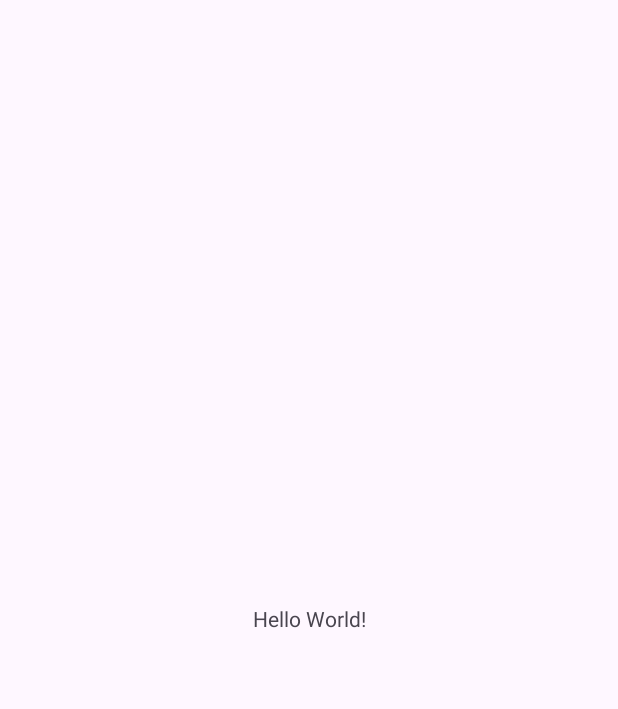
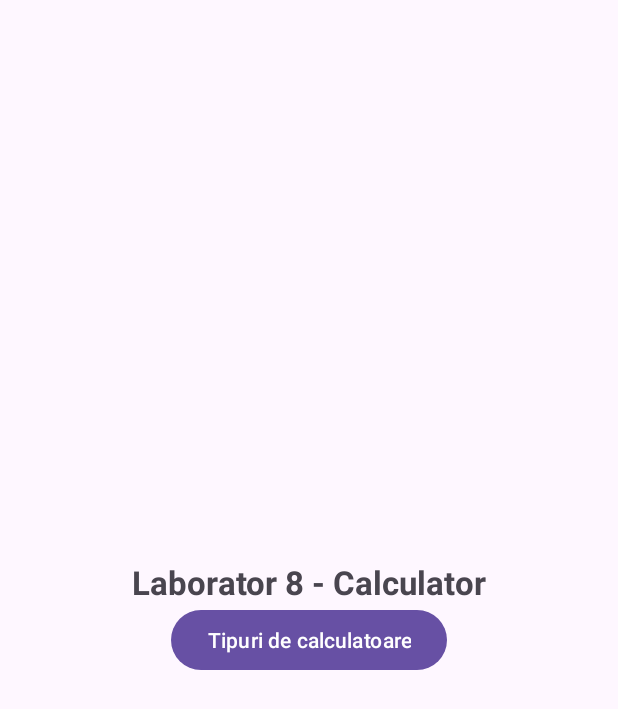
Before and after one commit to miua-source/Miu_Ana_ActivitateDAM2026, an Android app: the screen it shows after launch (MainActivity), on a phone screen of 412 x 824 dp. Before the commit the part shown is almost empty. Shown: the top 709 px of the screen. Run offline under Robolectric (Android 15) with nearby library versions, the phone set to English and light mode, and no system bars.

Commit message:
Laborator 8 final

```diff
--- a/Laborator6/app/src/main/java/com/example/laborator6/ImagineAdapter.java
+++ b/Laborator6/app/src/main/java/com/example/laborator6/ImagineAdapter.java
@@ -48,7 +48,11 @@ public class ImagineAdapter extends BaseAdapter {
 
         ImaginiDomeniu imagine = imagini.get(i);
 
-        imagineIV.setImageBitmap(imagine.getImagine());
+        if (imagine.getImagine() != null) {
+            imagineIV.setImageBitmap(imagine.getImagine());
+        } else {
+            imagineIV.setImageResource(android.R.drawable.ic_menu_gallery);
+        }
         textAfisatTV.setText(imagine.getTextAfisat());
 
         return v;
--- a/Laborator6/app/src/main/java/com/example/laborator6/MainActivity.java
+++ b/Laborator6/app/src/main/java/com/example/laborator6/MainActivity.java
@@ -1,6 +1,8 @@
 package com.example.laborator6;
 
 import android.os.Bundle;
+import android.content.Intent;
+import android.widget.Button;
 
 import androidx.activity.EdgeToEdge;
 import androidx.appcompat.app.AppCompatActivity;
@@ -15,10 +17,18 @@ public class MainActivity extends AppCompatActivity {
         super.onCreate(savedInstanceState);
         EdgeToEdge.enable(this);
         setContentView(R.layout.activity_main);
+
         ViewCompat.setOnApplyWindowInsetsListener(findViewById(R.id.main), (v, insets) -> {
             Insets systemBars = insets.getInsets(WindowInsetsCompat.Type.systemBars());
             v.setPadding(systemBars.left, systemBars.top, systemBars.right, systemBars.bottom);
             return insets;
         });
+
+        Button btnTipuriCalculatoare = findViewById(R.id.btnTipuriCalculatoare);
+
+        btnTipuriCalculatoare.setOnClickListener(v -> {
+            Intent intent = new Intent(MainActivity.this, ImagesActivity.class);
+            startActivity(intent);
+        });
     }
 }
--- a/Laborator6/app/src/main/res/layout/activity_main.xml
+++ b/Laborator6/app/src/main/res/layout/activity_main.xml
@@ -1,5 +1,6 @@
 <?xml version="1.0" encoding="utf-8"?>
-<androidx.constraintlayout.widget.ConstraintLayout xmlns:android="http://schemas.android.com/apk/res/android"
+<androidx.constraintlayout.widget.ConstraintLayout
+    xmlns:android="http://schemas.android.com/apk/res/android"
     xmlns:app="http://schemas.android.com/apk/res-auto"
     xmlns:tools="http://schemas.android.com/tools"
     android:id="@+id/main"
@@ -8,12 +9,26 @@
     tools:context=".MainActivity">
 
     <TextView
+        android:id="@+id/txtTitlu"
         android:layout_width="wrap_content"
         android:layout_height="wrap_content"
-        android:text="Hello World!"
-        app:layout_constraintBottom_toBottomOf="parent"
+        android:text="Laborator 8 - Calculator"
+        android:textSize="22sp"
+        android:textStyle="bold"
+        app:layout_constraintBottom_toTopOf="@id/btnTipuriCalculatoare"
         app:layout_constraintEnd_toEndOf="parent"
         app:layout_constraintStart_toStartOf="parent"
-        app:layout_constraintTop_toTopOf="parent" />
+        app:layout_constraintTop_toTopOf="parent"
+        app:layout_constraintVertical_chainStyle="packed" />
+
+    <Button
+        android:id="@+id/btnTipuriCalculatoare"
+        android:layout_width="wrap_content"
+        android:layout_height="wrap_content"
+        android:text="Tipuri de calculatoare"
+        app:layout_constraintTop_toBottomOf="@id/txtTitlu"
+        app:layout_constraintStart_toStartOf="parent"
+        app:layout_constraintEnd_toEndOf="parent"
+        app:layout_constraintBottom_toBottomOf="parent" />
 
 </androidx.constraintlayout.widget.ConstraintLayout>
```
Also changed, not shown: Laborator6/app/src/main/AndroidManifest.xml (+16 -7 lines), Laborator6/app/src/main/java/com/example/laborator6/ImagesActivity.java (+100 -85 lines).
